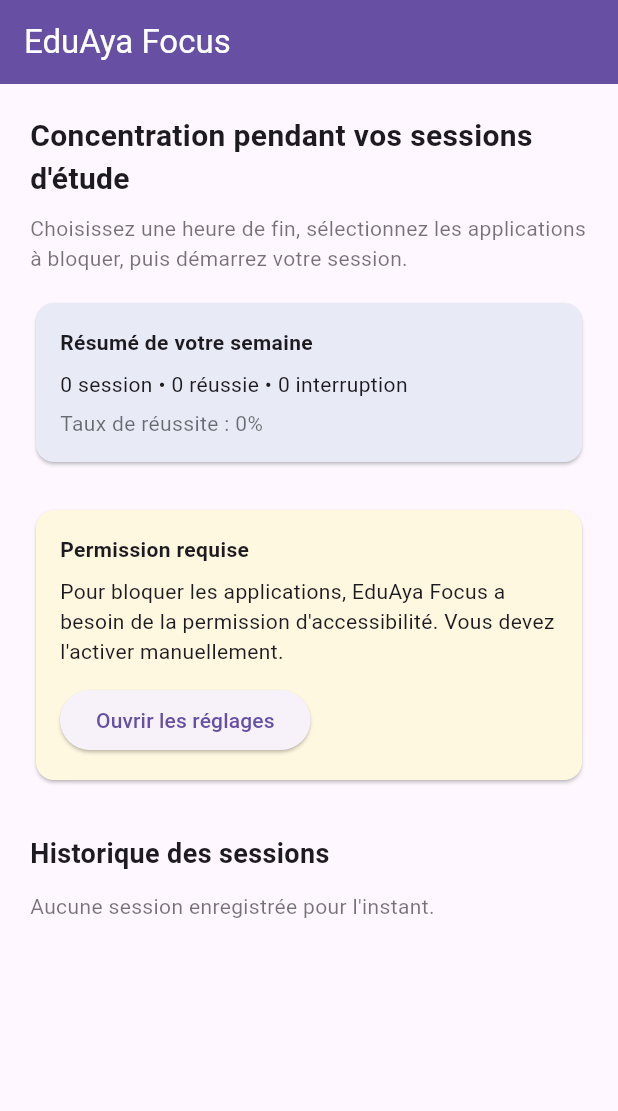
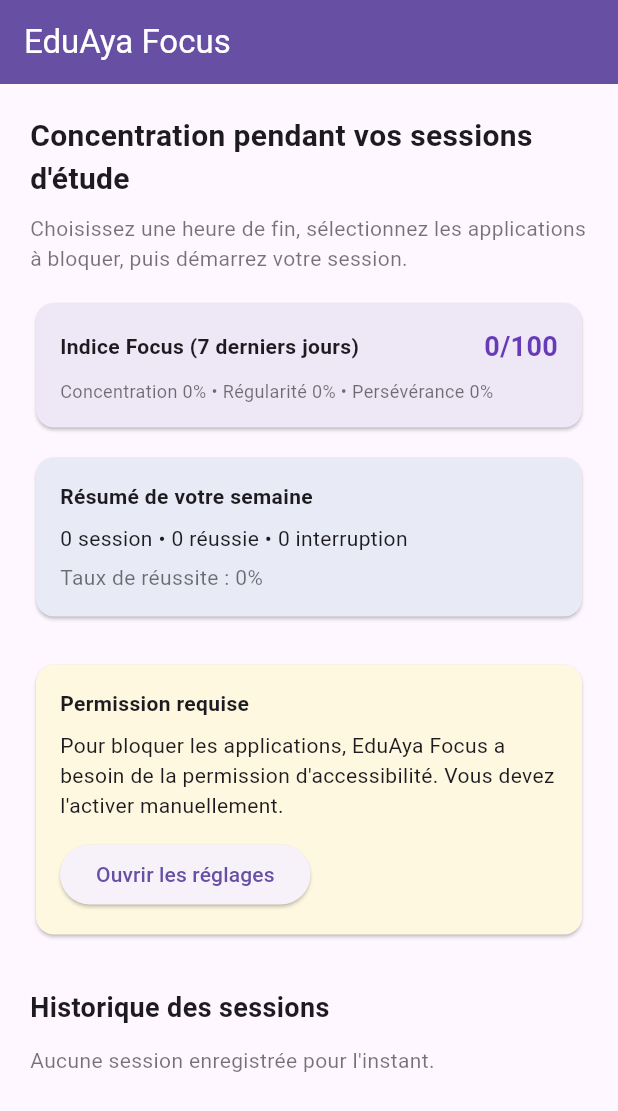
Before and after one commit to Dotou92/eduaya-focus, a Flutter app: the screen it shows after launch, on a phone screen of 412 x 824 dp. Shown: the top 1111 px of the screen. Run offline on Flutter 3.47's test engine with Material 3 defaults, Android fonts, the phone set to English and light mode, and no system bars; our stand-ins replace shared_preferences.

Commit message:
Ajoute l'Indice Focus et les badges de discipline
Calcule un score hebdomadaire (concentration/régularité/persévérance,
Module 6 du cahier des charges) à partir de l'historique local des
sessions, et débloque des badges (Concentré Bronze/Argent/Or, Série de
100 séances) selon les seuils déjà définis dans le cahier des charges.
Affiché sur l'accueil au-dessus du résumé existant.

Co-Authored-By: Claude Sonnet 5 <noreply@anthropic.com>

```diff
--- a/lib/main.dart
+++ b/lib/main.dart
@@ -3,7 +3,9 @@ import 'dart:convert';
 import 'package:flutter/material.dart';
 import 'package:shared_preferences/shared_preferences.dart';
 import 'data/subjects.dart';
+import 'services/badges.dart';
 import 'services/config_service.dart';
+import 'services/focus_score.dart';
 import 'services/session_summary.dart';
 
 void main() {
@@ -168,6 +170,8 @@ class _HomeScreenState extends State<HomeScreen> {
       style: TextStyle(color: Colors.black54),
     ));
     children.add(const SizedBox(height: 16));
+    children.add(_buildFocusScoreCard());
+    children.add(const SizedBox(height: 12));
     children.add(_buildSummaryCard());
     children.add(const SizedBox(height: 24));
 
@@ -219,6 +223,69 @@ class _HomeScreenState extends State<HomeScreen> {
         child: ListView(
           padding: const EdgeInsets.all(20),
           children: children,
+        ),
+      ),
+    );
+  }
+
+  Widget _buildFocusScoreCard() {
+    final records = _history
+        .map<Map<String, dynamic>>((e) => Map<String, dynamic>.from(e))
+        .toList();
+    final score = FocusScore.compute(records);
+    final stats = SessionStats.fromRecords(records);
+    final badges = BadgeEvaluator.evaluate(
+      weeklyScore: score,
+      totalCompletedSessions: stats.completedSessions,
+    );
+
+    return Card(
+      color: Colors.deepPurple[50],
+      child: Padding(
+        padding: const EdgeInsets.all(16),
+        child: Column(
+          crossAxisAlignment: CrossAxisAlignment.start,
+          children: [
+            Row(
+              children: [
+                const Expanded(
+                  child: Text(
+                    "Indice Focus (7 derniers jours)",
+                    style: TextStyle(fontWeight: FontWeight.bold),
+                  ),
+                ),
+                Text(
+                  "${score.overall.round()}/100",
+                  style: const TextStyle(
+                    fontWeight: FontWeight.bold,
+                    fontSize: 18,
+                    color: Colors.deepPurple,
+                  ),
+                ),
+              ],
+            ),
+            const SizedBox(height: 8),
+            Text(
+              "Concentration ${score.concentration.round()}% • "
+              "Régularité ${score.regularity.round()}% • "
+              "Persévérance ${score.perseverance.round()}%",
+              style: const TextStyle(color: Colors.black54, fontSize: 12),
+            ),
+            if (badges.isNotEmpty) ...[
+              const SizedBox(height: 12),
+              Wrap(
+                spacing: 8,
+                runSpacing: 8,
+                children: badges
+                    .map((b) => Chip(
+                          avatar: const Icon(Icons.emoji_events, size: 18),
+                          label: Text(b.label),
+                          backgroundColor: Colors.amber[100],
+                        ))
+                    .toList(),
+              ),
+            ],
+          ],
         ),
       ),
     );
--- /dev/null
+++ b/lib/services/badges.dart
@@ -0,0 +1,38 @@
+import 'focus_score.dart';
+
+/// Un badge débloqué (§7 du cahier des charges). Seuls les badges dont
+/// le seuil est déductible des critères déjà définis (Indice Focus,
+/// nombre de séances) sont implémentés pour l'instant ; "Légende Focus"
+/// et "Maître de la Discipline" nécessitent des seuils à définir avec
+/// le porteur de projet avant d'être ajoutés.
+class FocusBadge {
+  const FocusBadge(this.id, this.label);
+
+  final String id;
+  final String label;
+}
+
+class BadgeEvaluator {
+  static List<FocusBadge> evaluate({
+    required FocusScore weeklyScore,
+    required int totalCompletedSessions,
+  }) {
+    final badges = <FocusBadge>[];
+
+    if (weeklyScore.overall >= 90) {
+      badges.add(const FocusBadge('concentre_or', 'Concentré Or'));
+    } else if (weeklyScore.overall >= 70) {
+      badges.add(const FocusBadge('concentre_argent', 'Concentré Argent'));
+    } else if (weeklyScore.overall >= 50) {
+      badges.add(const FocusBadge('concentre_bronze', 'Concentré Bronze'));
+    }
+
+    if (totalCompletedSessions >= 100) {
+      badges.add(
+        const FocusBadge('serie_100_seances', 'Série de 100 séances'),
+      );
+    }
+
+    return badges;
+  }
+}
--- /dev/null
+++ b/lib/services/focus_score.dart
@@ -0,0 +1,99 @@
+/// Indice Focus hebdomadaire : moyenne pondérée de trois critères
+/// (§6 du cahier des charges). Pondération par défaut :
+/// 40% concentration / 30% régularité / 30% persévérance.
+///
+/// Le modèle de données actuel ne conserve pas la durée exacte perdue
+/// pendant chaque interruption (seulement l'instant où elle a été
+/// détectée), donc la concentration est approximée par une pénalité
+/// fixe par interruption plutôt que par un calcul de durée exacte.
+class FocusScore {
+  const FocusScore({
+    required this.concentration,
+    required this.regularity,
+    required this.perseverance,
+    required this.overall,
+  });
+
+  final double concentration;
+  final double regularity;
+  final double perseverance;
+  final double overall;
+
+  static const double concentrationWeight = 0.4;
+  static const double regularityWeight = 0.3;
+  static const double perseveranceWeight = 0.3;
+  static const int interruptionPenaltyPercent = 20;
+
+  factory FocusScore.compute(
+    List<Map<String, dynamic>> records, {
+    DateTime? now,
+  }) {
+    final today = now ?? DateTime.now();
+    final todayDate = DateTime(today.year, today.month, today.day);
+    final weekStart = todayDate.subtract(const Duration(days: 6));
+
+    final weekRecords = records.where((r) {
+      final start = DateTime.fromMillisecondsSinceEpoch(r['start'] as int);
+      return !start.isBefore(weekStart);
+    }).toList();
+
+    final concentration = _computeConcentration(weekRecords);
+    final regularity = _computeRegularity(records, todayDate);
+    final perseverance = _computePerseverance(weekRecords);
+
+    final overall = (concentration * concentrationWeight) +
+        (regularity * regularityWeight) +
+        (perseverance * perseveranceWeight);
+
+    return FocusScore(
+      concentration: concentration,
+      regularity: regularity,
+      perseverance: perseverance,
+      overall: overall,
+    );
+  }
+
+  static double _computeConcentration(List<Map<String, dynamic>> weekRecords) {
+    if (weekRecords.isEmpty) {
+      return 0;
+    }
+    var total = 0.0;
+    for (final r in weekRecords) {
+      final interruptions = (r['interruptions'] as List?)?.length ?? 0;
+      final score =
+          (100 - interruptions * interruptionPenaltyPercent).clamp(0, 100);
+      total += score;
+    }
+    return total / weekRecords.length;
+  }
+
+  static double _computeRegularity(
+    List<Map<String, dynamic>> records,
+    DateTime todayDate,
+  ) {
+    final days = <DateTime>{};
+    for (final r in records) {
+      final start = DateTime.fromMillisecondsSinceEpoch(r['start'] as int);
+      days.add(DateTime(start.year, start.month, start.day));
+    }
+
+    var cursor = todayDate;
+    if (!days.contains(cursor)) {
+      cursor = cursor.subtract(const Duration(days: 1));
+    }
+    var streak = 0;
+    while (days.contains(cursor)) {
+      streak++;
+      cursor = cursor.subtract(const Duration(days: 1));
+    }
+    return (streak.clamp(0, 7) / 7) * 100;
+  }
+
+  static double _computePerseverance(List<Map<String, dynamic>> weekRecords) {
+    if (weekRecords.isEmpty) {
+      return 0;
+    }
+    final completed = weekRecords.where((r) => r['completed'] == true).length;
+    return (completed / weekRecords.length) * 100;
+  }
+}
```
